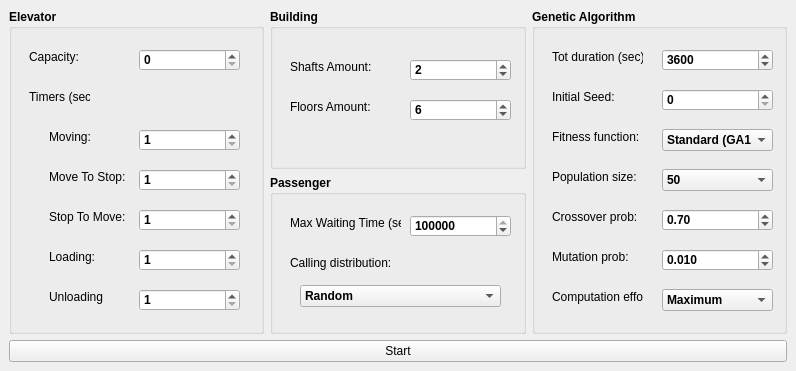
Above: ui_src/settings.ui from gianmarcocalbi/ga-elevator-model before the change. Below: the same form after it.
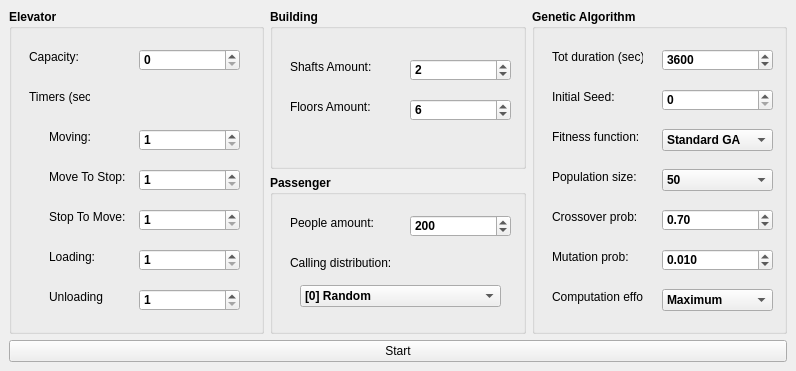
That is the form after the change.

Commit message: Troubles with mean_waiting_time lol

What changed in the file:
```diff
--- a/ui_src/settings.ui
+++ b/ui_src/settings.ui
@@ -447,7 +447,7 @@
           </font>
          </property>
          <property name="text">
-          <string>Max Waiting Time (sec):</string>
+          <string>People amount:</string>
          </property>
         </widget>
         <widget class="QSpinBox" name="spinMaxWaitingTime">
@@ -466,7 +466,7 @@
           <number>9999999</number>
          </property>
          <property name="value">
-          <number>999999</number>
+          <number>200</number>
          </property>
         </widget>
         <widget class="QLabel" name="label_13">
@@ -499,7 +499,7 @@
          </property>
          <item>
           <property name="text">
-           <string>Random</string>
+           <string>[0] Random</string>
           </property>
          </item>
          <item>
@@ -589,7 +589,7 @@
          </property>
          <item>
           <property name="text">
-           <string>Standard (GA1)</string>
+           <string>Standard GA</string>
           </property>
          </item>
          <item>
```
Left out of the diff: 18 changed lines with no effect on the pictures. The commit also changes 4 other files.
